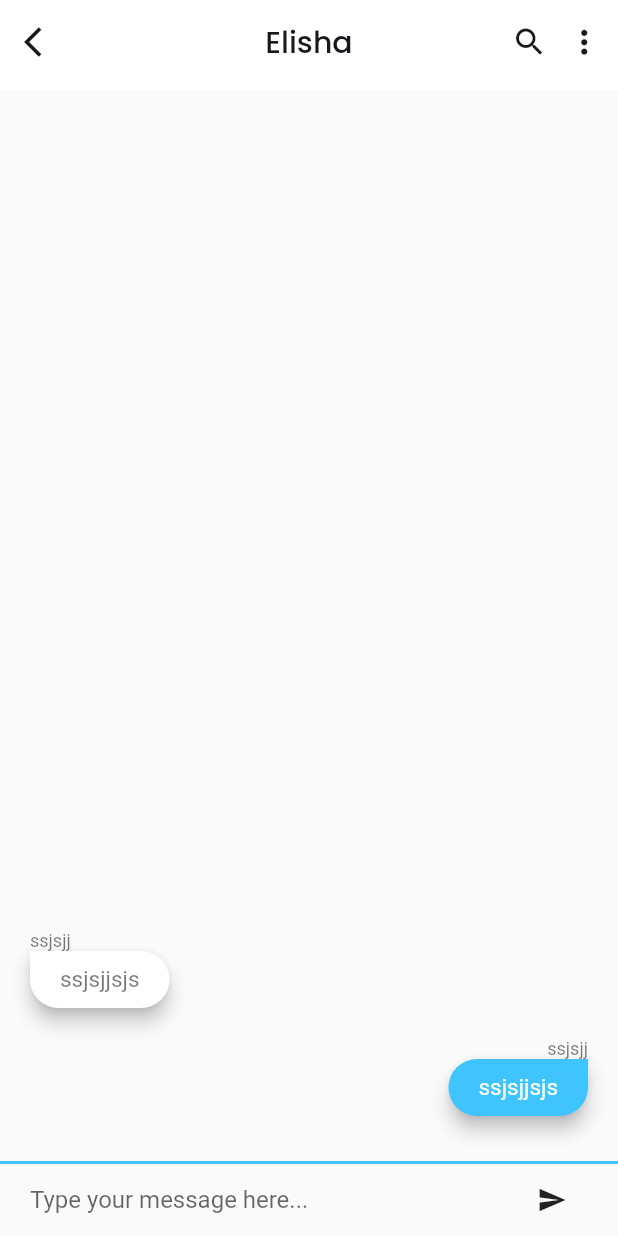
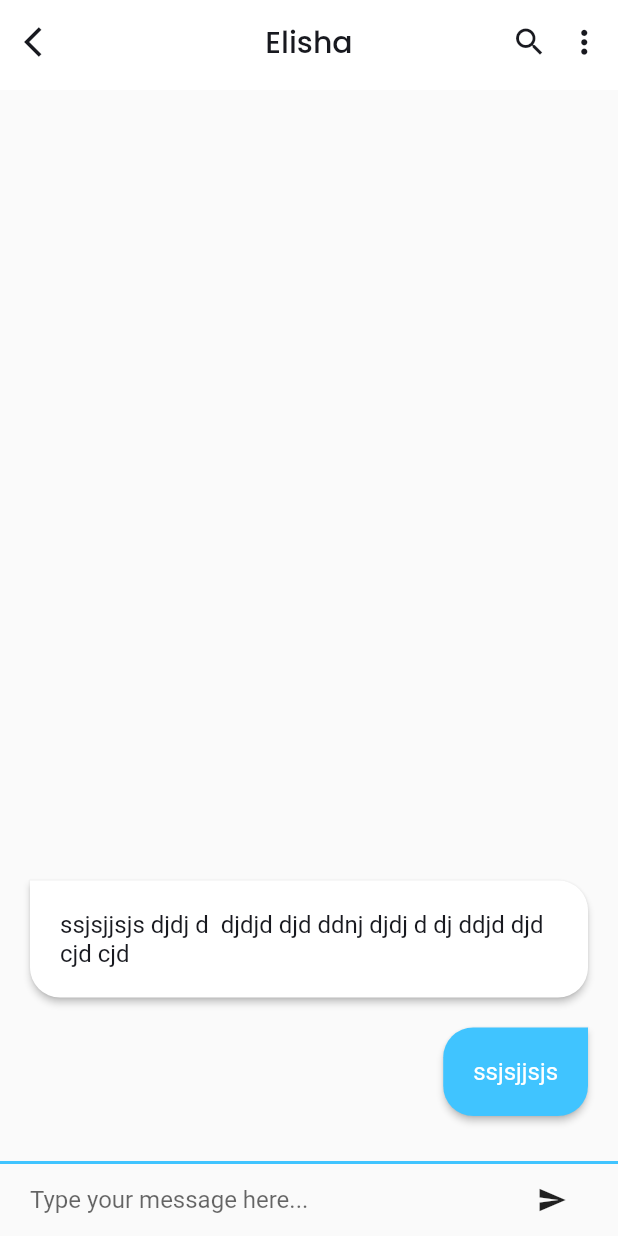
Before and after one commit to agbamajeremiah/Chat-App, a Flutter app: the ChatView screen opened by its route, on a phone screen of 412 x 824 dp. Run offline on Flutter 3.47's test engine with Material 2 defaults, Android fonts, the phone set to English and light mode, and no system bars; our stand-ins replace connectivity, country_code_picker, dio, get_it, google_fonts, provider_architecture and 1 more; missing offline and left inert: numeric_keyboard; accounts and stored records are empty.

Commit message:
Char Screen

```diff
--- a/lib/ui/views/chat_view.dart
+++ b/lib/ui/views/chat_view.dart
@@ -30,7 +30,8 @@ class ChatView extends StatelessWidget {
                   ),
                   MessageBubble(
                     sender: "ssjsjj",
-                    text: "ssjsjjsjs",
+                    text:
+                        "ssjsjjsjs djdj d  djdjd djd ddnj djdj d dj ddjd djd cjd cjd ",
                     isMe: false,
                   ),
                 ],
--- a/lib/ui/widgets/message_bubble.dart
+++ b/lib/ui/widgets/message_bubble.dart
@@ -1,3 +1,4 @@
+import 'package:MSG/ui/shared/app_colors.dart';
 import 'package:flutter/material.dart';
 
 class MessageBubble extends StatelessWidget {
@@ -14,31 +15,32 @@ class MessageBubble extends StatelessWidget {
         crossAxisAlignment:
             isMe ? CrossAxisAlignment.end : CrossAxisAlignment.start,
         children: <Widget>[
-          Text(
-            sender,
-            style: TextStyle(fontSize: 12, color: Colors.black54),
-          ),
+          // Text(
+          //   sender,
+          //   style: TextStyle(fontSize: 12, color: Colors.black54),
+          // ),
           Material(
-            elevation: 5,
+            elevation: 2,
             borderRadius: isMe
                 ? BorderRadius.only(
-                    topLeft: Radius.circular(30),
-                    bottomLeft: Radius.circular(30),
-                    bottomRight: Radius.circular(30),
+                    topLeft: Radius.circular(20),
+                    bottomLeft: Radius.circular(20),
+                    bottomRight: Radius.circular(20),
                   )
                 : BorderRadius.only(
-                    bottomLeft: Radius.circular(30),
-                    bottomRight: Radius.circular(30),
-                    topRight: Radius.circular(30),
+                    bottomLeft: Radius.circular(20),
+                    bottomRight: Radius.circular(20),
+                    topRight: Radius.circular(20),
                   ),
             color: isMe ? Colors.lightBlueAccent : Colors.white,
             child: Padding(
               padding:
-                  const EdgeInsets.symmetric(vertical: 10.0, horizontal: 20),
+                  const EdgeInsets.symmetric(vertical: 20.0, horizontal: 20),
               child: Text(
                 text,
                 style: TextStyle(
-                    fontSize: 15, color: isMe ? Colors.white : Colors.black54),
+                    fontSize: 16,
+                    color: isMe ? Colors.white : AppColors.textColor),
               ),
             ),
           ),
```
